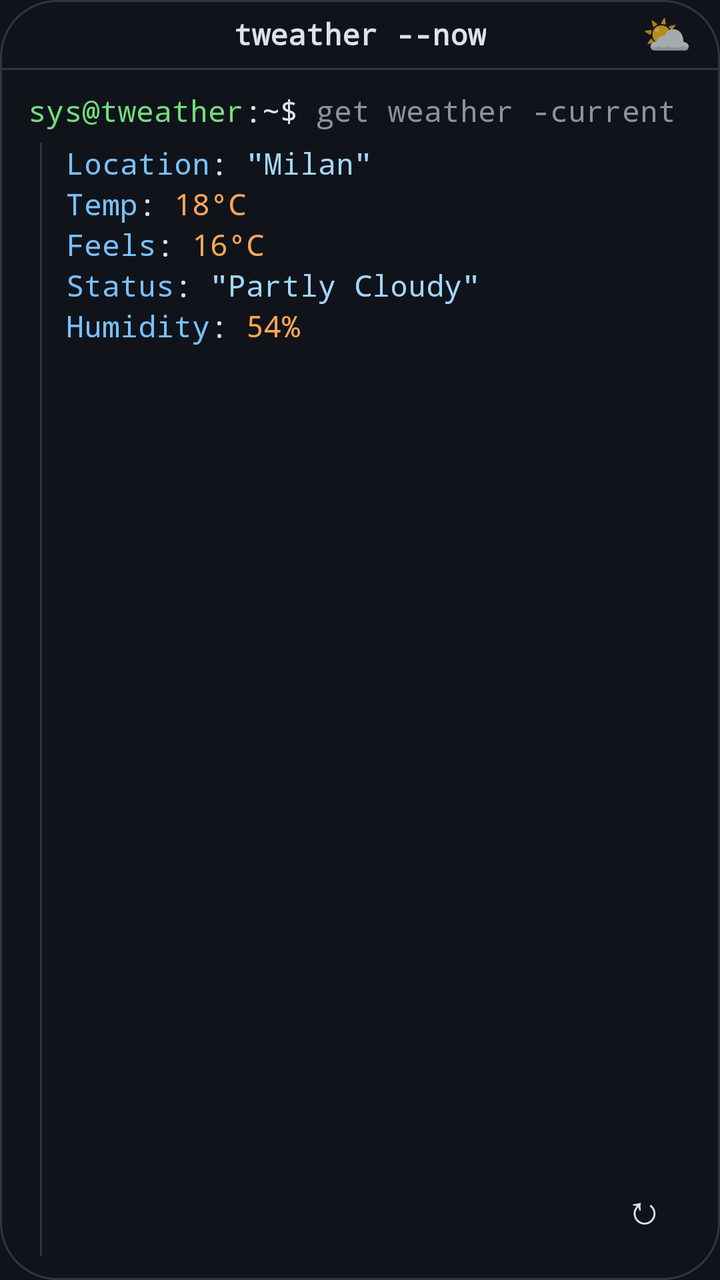
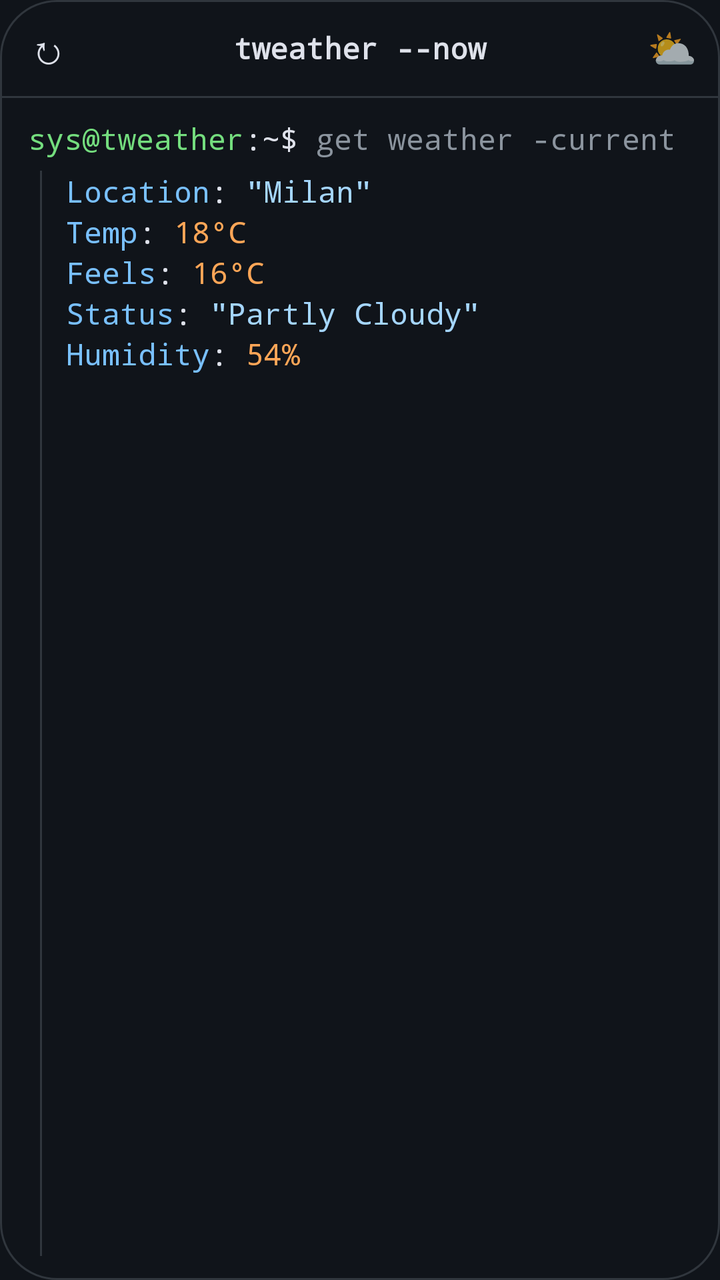

The first picture is an Android layout as it rendered before a commit; the second is the same layout after the commit. The layout source and the unified diff follow.
<!-- AndroidManifest.xml: application theme Theme.Tweather -->
<!-- res/layout/widget_tweather_preview.xml -->
<?xml version="1.0" encoding="utf-8"?>
<LinearLayout xmlns:android="http://schemas.android.com/apk/res/android"
    xmlns:tools="http://schemas.android.com/tools"
    android:layout_width="match_parent"
    android:layout_height="match_parent"
    android:background="@drawable/widget_bg_preview"
    android:orientation="vertical"
    tools:ignore="HardcodedText">

    <FrameLayout
        android:layout_width="match_parent"
        android:layout_height="34dp"
        android:paddingHorizontal="14dp">

        <TextView
            android:layout_width="wrap_content"
            android:layout_height="wrap_content"
            android:layout_gravity="center"
            android:fontFamily="monospace"
            android:textStyle="bold"
            android:singleLine="true"
            android:text="@string/widget_label"
            android:textColor="#DFE2EB"
            android:textSize="15sp" />

        <TextView
            android:layout_width="wrap_content"
            android:layout_height="wrap_content"
            android:layout_gravity="end|center_vertical"
            android:text="⛅"
            android:textSize="20sp" />
    </FrameLayout>

    <ImageView
        android:layout_width="match_parent"
        android:layout_height="1dp"
        android:background="#30363D"
        android:importantForAccessibility="no" />

    <LinearLayout
        android:layout_width="match_parent"
        android:layout_height="wrap_content"
        android:orientation="horizontal"
        android:paddingHorizontal="14dp"
        android:paddingTop="10dp"
        android:paddingBottom="6dp">

        <TextView
            style="@style/WidgetPreviewText"
            android:text="sys@tweather"
            android:textColor="#74DD7E" />

        <TextView
            style="@style/WidgetPreviewText"
            android:text=":~$ "
            android:textColor="#DFE2EB" />

        <TextView
            style="@style/WidgetPreviewText"
            android:text="get weather -current"
            android:textColor="#8B949E" />
    </LinearLayout>

    <FrameLayout
        android:layout_width="match_parent"
        android:layout_height="0dp"
        android:layout_weight="1"
        android:paddingStart="14dp"
        android:paddingEnd="14dp"
        android:paddingBottom="12dp">

        <LinearLayout
            android:layout_width="match_parent"
            android:layout_height="match_parent"
            android:orientation="horizontal">

            <ImageView
                android:layout_width="1dp"
                android:layout_height="match_parent"
                android:layout_marginStart="6dp"
                android:background="#30363D"
                android:importantForAccessibility="no" />

            <LinearLayout
                android:layout_width="match_parent"
                android:layout_height="wrap_content"
                android:layout_marginStart="12dp"
                android:orientation="vertical">

                <LinearLayout
                    android:layout_width="match_parent"
                    android:layout_height="wrap_content"
                    android:orientation="horizontal">

                    <TextView
                        style="@style/WidgetPreviewText"
                        android:text="Location"
                        android:textColor="#79C0FF" />

                    <TextView
                        style="@style/WidgetPreviewText"
                        android:text=": "
                        android:textColor="#DFE2EB" />

                    <TextView
                        style="@style/WidgetPreviewText"
                        android:text="&quot;Milan&quot;"
                        android:textColor="#A5D6FF" />
                </LinearLayout>

                <LinearLayout
                    android:layout_width="match_parent"
                    android:layout_height="wrap_content"
                    android:orientation="horizontal">

                    <TextView
                        style="@style/WidgetPreviewText"
                        android:text="Temp"
                        android:textColor="#79C0FF" />

                    <TextView
                        style="@style/WidgetPreviewText"
                        android:text=": "
                        android:textColor="#DFE2EB" />

                    <TextView
                        style="@style/WidgetPreviewText"
                        android:text="18°C"
                        android:textColor="#FFA657" />
                </LinearLayout>

                <LinearLayout
                    android:layout_width="match_parent"
                    android:layout_height="wrap_content"
                    android:orientation="horizontal">

                    <TextView
                        style="@style/WidgetPreviewText"
                        android:text="Feels"
                        android:textColor="#79C0FF" />

                    <TextView
                        style="@style/WidgetPreviewText"
                        android:text=": "
                        android:textColor="#DFE2EB" />

                    <TextView
                        style="@style/WidgetPreviewText"
                        android:text="16°C"
                        android:textColor="#FFA657" />
                </LinearLayout>

                <LinearLayout
                    android:layout_width="match_parent"
                    android:layout_height="wrap_content"
                    android:orientation="horizontal">

                    <TextView
                        style="@style/WidgetPreviewText"
                        android:text="Status"
                        android:textColor="#79C0FF" />

                    <TextView
                        style="@style/WidgetPreviewText"
                        android:text=": "
                        android:textColor="#DFE2EB" />

                    <TextView
                        style="@style/WidgetPreviewText"
                        android:text="&quot;Partly Cloudy&quot;"
                        android:textColor="#A5D6FF" />
                </LinearLayout>

                <LinearLayout
                    android:layout_width="match_parent"
                    android:layout_height="wrap_content"
                    android:orientation="horizontal">

                    <TextView
                        style="@style/WidgetPreviewText"
                        android:text="Humidity"
                        android:textColor="#79C0FF" />

                    <TextView
                        style="@style/WidgetPreviewText"
                        android:text=": "
                        android:textColor="#DFE2EB" />

                    <TextView
                        style="@style/WidgetPreviewText"
                        android:text="54%"
                        android:textColor="#FFA657" />
                </LinearLayout>
            </LinearLayout>
        </LinearLayout>

        <TextView
            android:layout_width="wrap_content"
            android:layout_height="wrap_content"
            android:layout_gravity="end|bottom"
            android:fontFamily="monospace"
            android:gravity="center"
            android:minWidth="48dp"
            android:minHeight="48dp"
            android:text="@string/widget_refresh_glyph"
            android:textColor="#DFE2EB"
            android:textSize="20sp" />
    </FrameLayout>
</LinearLayout>
<!-- resources referenced by this layout -->
<resources>
  <!-- drawable widget_bg_preview (drawable) -->
  <?xml version="1.0" encoding="utf-8"?>
  <shape xmlns:android="http://schemas.android.com/apk/res/android"
      android:shape="rectangle">
      <solid android:color="#10141A" />
      <stroke
          android:width="1dp"
          android:color="#30363D" />
      <corners android:radius="@android:dimen/system_app_widget_background_radius" />
  </shape>
  <string name="widget_label" translatable="false">tweather --now</string>
  <string name="widget_refresh_glyph" translatable="false">↻</string>
  <style name="WidgetPreviewText" parent="">
          <item name="android:layout_width">wrap_content</item>
          <item name="android:layout_height">wrap_content</item>
          <item name="android:singleLine">true</item>
          <item name="android:fontFamily">monospace</item>
          <item name="android:textSize">15sp</item>
      </style>
  <style name="Theme.Tweather" parent="android:Theme.Material.NoActionBar">
          <item name="android:windowBackground">@color/window_background</item>
          <item name="android:statusBarColor">@color/window_background</item>
          <item name="android:navigationBarColor">@color/window_background</item>
          
          <item name="android:windowLightStatusBar">false</item>
          <item name="android:windowLightNavigationBar">false</item>
      </style>
  <color name="window_background">#10141A</color>
</resources>

<!-- the commit's change to res/layout/widget_tweather_preview.xml (unified diff, before → after) -->
@@ -7,197 +7,15 @@
     android:orientation="vertical"
     tools:ignore="HardcodedText">
 
-    <FrameLayout
-        android:layout_width="match_parent"
-        android:layout_height="34dp"
-        android:paddingHorizontal="14dp">
+    <LinearLayout
+        android:layout_width="match_parent"
+        android:layout_height="wrap_content"
+        android:gravity="center_vertical"
+        android:orientation="horizontal">
 
         <TextView
             android:layout_width="wrap_content"
             android:layout_height="wrap_content"
-            android:layout_gravity="center"
-            android:fontFamily="monospace"
-            android:textStyle="bold"
-            android:singleLine="true"
-            android:text="@string/widget_label"
-            android:textColor="#DFE2EB"
-            android:textSize="15sp" />
-
-        <TextView
-            android:layout_width="wrap_content"
-            android:layout_height="wrap_content"
-            android:layout_gravity="end|center_vertical"
-            android:text="⛅"
-            android:textSize="20sp" />
-    </FrameLayout>
-
-    <ImageView
-        android:layout_width="match_parent"
-        android:layout_height="1dp"
-        android:background="#30363D"
-        android:importantForAccessibility="no" />
-
-    <LinearLayout
-        android:layout_width="match_parent"
-        android:layout_height="wrap_content"
-        android:orientation="horizontal"
-        android:paddingHorizontal="14dp"
-        android:paddingTop="10dp"
-        android:paddingBottom="6dp">
-
-        <TextView
-            style="@style/WidgetPreviewText"
-            android:text="sys@tweather"
-            android:textColor="#74DD7E" />
-
-        <TextView
-            style="@style/WidgetPreviewText"
-            android:text=":~$ "
-            android:textColor="#DFE2EB" />
-
-        <TextView
-            style="@style/WidgetPreviewText"
-            android:text="get weather -current"
-            android:textColor="#8B949E" />
-    </LinearLayout>
-
-    <FrameLayout
-        android:layout_width="match_parent"
-        android:layout_height="0dp"
-        android:layout_weight="1"
-        android:paddingStart="14dp"
-        android:paddingEnd="14dp"
-        android:paddingBottom="12dp">
-
-        <LinearLayout
-            android:layout_width="match_parent"
-            android:layout_height="match_parent"
-            android:orientation="horizontal">
-
-            <ImageView
-                android:layout_width="1dp"
-                android:layout_height="match_parent"
-                android:layout_marginStart="6dp"
-                android:background="#30363D"
-                android:importantForAccessibility="no" />
-
-            <LinearLayout
-                android:layout_width="match_parent"
-                android:layout_height="wrap_content"
-                android:layout_marginStart="12dp"
-                android:orientation="vertical">
-
-                <LinearLayout
-                    android:layout_width="match_parent"
-                    android:layout_height="wrap_content"
-                    android:orientation="horizontal">
-
-                    <TextView
-                        style="@style/WidgetPreviewText"
-                        android:text="Location"
-                        android:textColor="#79C0FF" />
-
-                    <TextView
-                        style="@style/WidgetPreviewText"
-                        android:text=": "
-                        android:textColor="#DFE2EB" />
-
-                    <TextView
-                        style="@style/WidgetPreviewText"
-                        android:text="&quot;Milan&quot;"
-                        android:textColor="#A5D6FF" />
-                </LinearLayout>
-
-                <LinearLayout
-                    android:layout_width="match_parent"
-                    android:layout_height="wrap_content"
-                    android:orientation="horizontal">
-
-                    <TextView
-                        style="@style/WidgetPreviewText"
-                        android:text="Temp"
-                        android:textColor="#79C0FF" />
-
-                    <TextView
-                        style="@style/WidgetPreviewText"
-                        android:text=": "
-                        android:textColor="#DFE2EB" />
-
-                    <TextView
-                        style="@style/WidgetPreviewText"
-                        android:text="18°C"
-                        android:textColor="#FFA657" />
-                </LinearLayout>
-
-                <LinearLayout
-                    android:layout_width="match_parent"
-                    android:layout_height="wrap_content"
-                    android:orientation="horizontal">
-
-                    <TextView
-                        style="@style/WidgetPreviewText"
-                        android:text="Feels"
-                        android:textColor="#79C0FF" />
-
-                    <TextView
-                        style="@style/WidgetPreviewText"
-                        android:text=": "
-                        android:textColor="#DFE2EB" />
-
-                    <TextView
-                        style="@style/WidgetPreviewText"
-                        android:text="16°C"
-                        android:textColor="#FFA657" />
-                </LinearLayout>
-
-                <LinearLayout
-                    android:layout_width="match_parent"
-                    android:layout_height="wrap_content"
-                    android:orientation="horizontal">
-
-                    <TextView
-                        style="@style/WidgetPreviewText"
-                        android:text="Status"
-                        android:textColor="#79C0FF" />
-
-                    <TextView
-                        style="@style/WidgetPreviewText"
-                        android:text=": "
-                        android:textColor="#DFE2EB" />
-
-                    <TextView
-                        style="@style/WidgetPreviewText"
-                        android:text="&quot;Partly Cloudy&quot;"
-                        android:textColor="#A5D6FF" />
-                </LinearLayout>
-
-                <LinearLayout
-                    android:layout_width="match_parent"
-                    android:layout_height="wrap_content"
-                    android:orientation="horizontal">
-
-                    <TextView
-                        style="@style/WidgetPreviewText"
-                        android:text="Humidity"
-                        android:textColor="#79C0FF" />
-
-                    <TextView
-                        style="@style/WidgetPreviewText"
-                        android:text=": "
-                        android:textColor="#DFE2EB" />
-
-                    <TextView
-                        style="@style/WidgetPreviewText"
-                        android:text="54%"
-                        android:textColor="#FFA657" />
-                </LinearLayout>
-            </LinearLayout>
-        </LinearLayout>
-
-        <TextView
-            android:layout_width="wrap_content"
-            android:layout_height="wrap_content"
-            android:layout_gravity="end|bottom"
             android:fontFamily="monospace"
             android:gravity="center"
             android:minWidth="48dp"
@@ -205,5 +23,184 @@
             android:text="@string/widget_refresh_glyph"
             android:textColor="#DFE2EB"
             android:textSize="20sp" />
-    </FrameLayout>
+
+        <TextView
+            android:layout_width="0dp"
+            android:layout_height="wrap_content"
+            android:layout_weight="1"
+            android:fontFamily="monospace"
+            android:gravity="center"
+            android:singleLine="true"
+            android:text="@string/widget_label"
+            android:textColor="#DFE2EB"
+            android:textSize="15sp"
+            android:textStyle="bold" />
+
+        <TextView
+            android:layout_width="wrap_content"
+            android:layout_height="wrap_content"
+            android:gravity="center"
+            android:minWidth="48dp"
+            android:text="⛅"
+            android:textSize="20sp" />
+    </LinearLayout>
+
+    <ImageView
+        android:layout_width="match_parent"
+        android:layout_height="1dp"
+        android:background="#30363D"
+        android:importantForAccessibility="no" />
+
+    <LinearLayout
+        android:layout_width="match_parent"
+        android:layout_height="wrap_content"
+        android:orientation="horizontal"
+        android:paddingHorizontal="14dp"
+        android:paddingTop="10dp"
+        android:paddingBottom="6dp">
+
+        <TextView
+            style="@style/WidgetPreviewText"
+            android:text="sys@tweather"
+            android:textColor="#74DD7E" />
+
+        <TextView
+            style="@style/WidgetPreviewText"
+            android:text=":~$ "
+            android:textColor="#DFE2EB" />
+
+        <TextView
+            style="@style/WidgetPreviewText"
+            android:text="get weather -current"
+            android:textColor="#8B949E" />
+    </LinearLayout>
+
+    <LinearLayout
+        android:layout_width="match_parent"
+        android:layout_height="0dp"
+        android:layout_weight="1"
+        android:orientation="horizontal"
+        android:paddingStart="14dp"
+        android:paddingEnd="14dp"
+        android:paddingBottom="12dp">
+
+            <ImageView
+                android:layout_width="1dp"
+                android:layout_height="match_parent"
+                android:layout_marginStart="6dp"
+                android:background="#30363D"
+                android:importantForAccessibility="no" />
+
+            <LinearLayout
+                android:layout_width="match_parent"
+                android:layout_height="wrap_content"
+                android:layout_marginStart="12dp"
+                android:orientation="vertical">
+
+                <LinearLayout
+                    android:layout_width="match_parent"
+                    android:layout_height="wrap_content"
+                    android:orientation="horizontal">
+
+                    <TextView
+                        style="@style/WidgetPreviewText"
+                        android:text="Location"
+                        android:textColor="#79C0FF" />
+
+                    <TextView
+                        style="@style/WidgetPreviewText"
+                        android:text=": "
+                        android:textColor="#DFE2EB" />
+
+                    <TextView
+                        style="@style/WidgetPreviewText"
+                        android:text="&quot;Milan&quot;"
+                        android:textColor="#A5D6FF" />
+                </LinearLayout>
+
+                <LinearLayout
+                    android:layout_width="match_parent"
+                    android:layout_height="wrap_content"
+                    android:orientation="horizontal">
+
+                    <TextView
+                        style="@style/WidgetPreviewText"
+                        android:text="Temp"
+                        android:textColor="#79C0FF" />
+
+                    <TextView
+                        style="@style/WidgetPreviewText"
+                        android:text=": "
+                        android:textColor="#DFE2EB" />
+
+                    <TextView
+                        style="@style/WidgetPreviewText"
+                        android:text="18°C"
+                        android:textColor="#FFA657" />
+                </LinearLayout>
+
+                <LinearLayout
+                    android:layout_width="match_parent"
+                    android:layout_height="wrap_content"
+                    android:orientation="horizontal">
+
+                    <TextView
+                        style="@style/WidgetPreviewText"
+                        android:text="Feels"
+                        android:textColor="#79C0FF" />
+
+                    <TextView
+                        style="@style/WidgetPreviewText"
+                        android:text=": "
+                        android:textColor="#DFE2EB" />
+
+                    <TextView
+                        style="@style/WidgetPreviewText"
+                        android:text="16°C"
+                        android:textColor="#FFA657" />
+                </LinearLayout>
+
+                <LinearLayout
+                    android:layout_width="match_parent"
+                    android:layout_height="wrap_content"
+                    android:orientation="horizontal">
+
+                    <TextView
+                        style="@style/WidgetPreviewText"
+                        android:text="Status"
+                        android:textColor="#79C0FF" />
+
+                    <TextView
+                        style="@style/WidgetPreviewText"
+                        android:text=": "
+                        android:textColor="#DFE2EB" />
+
+                    <TextView
+                        style="@style/WidgetPreviewText"
+                        android:text="&quot;Partly Cloudy&quot;"
+                        android:textColor="#A5D6FF" />
+                </LinearLayout>
+
+                <LinearLayout
+                    android:layout_width="match_parent"
+                    android:layout_height="wrap_content"
+                    android:orientation="horizontal">
+
+                    <TextView
+                        style="@style/WidgetPreviewText"
+                        android:text="Humidity"
+                        android:textColor="#79C0FF" />
+
+                    <TextView
+                        style="@style/WidgetPreviewText"
+                        android:text=": "
+                        android:textColor="#DFE2EB" />
+
+                    <TextView
+                        style="@style/WidgetPreviewText"
+                        android:text="54%"
+                        android:textColor="#FFA657" />
+                </LinearLayout>
+            </LinearLayout>
+    </LinearLayout>
 </LinearLayout>
